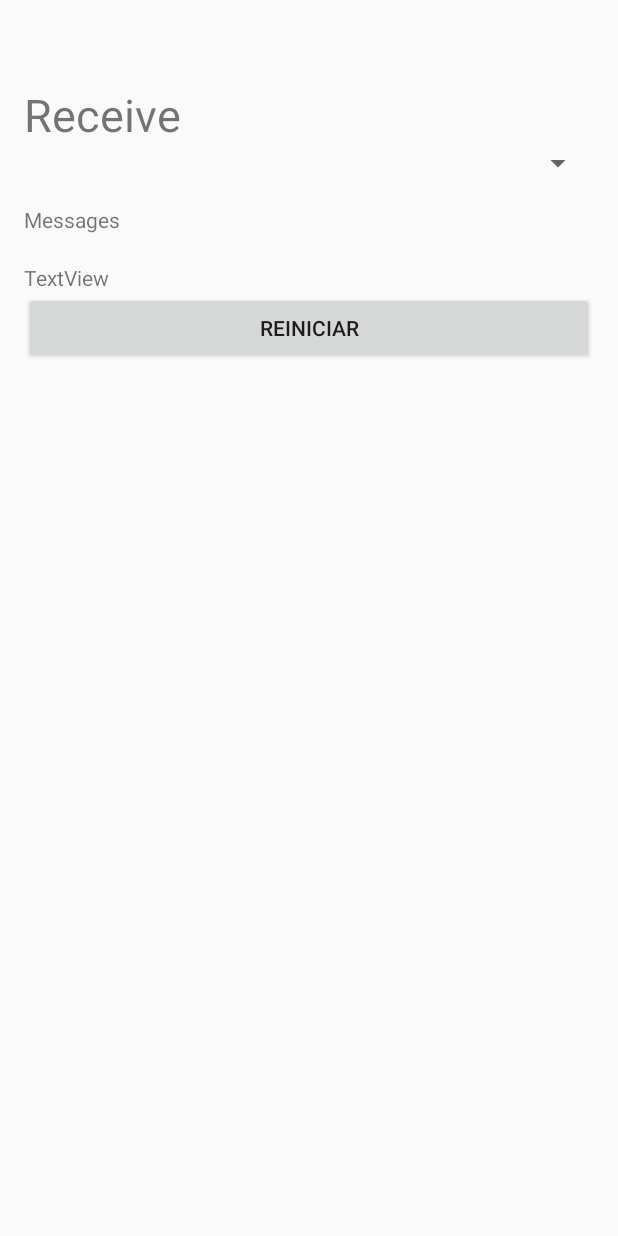
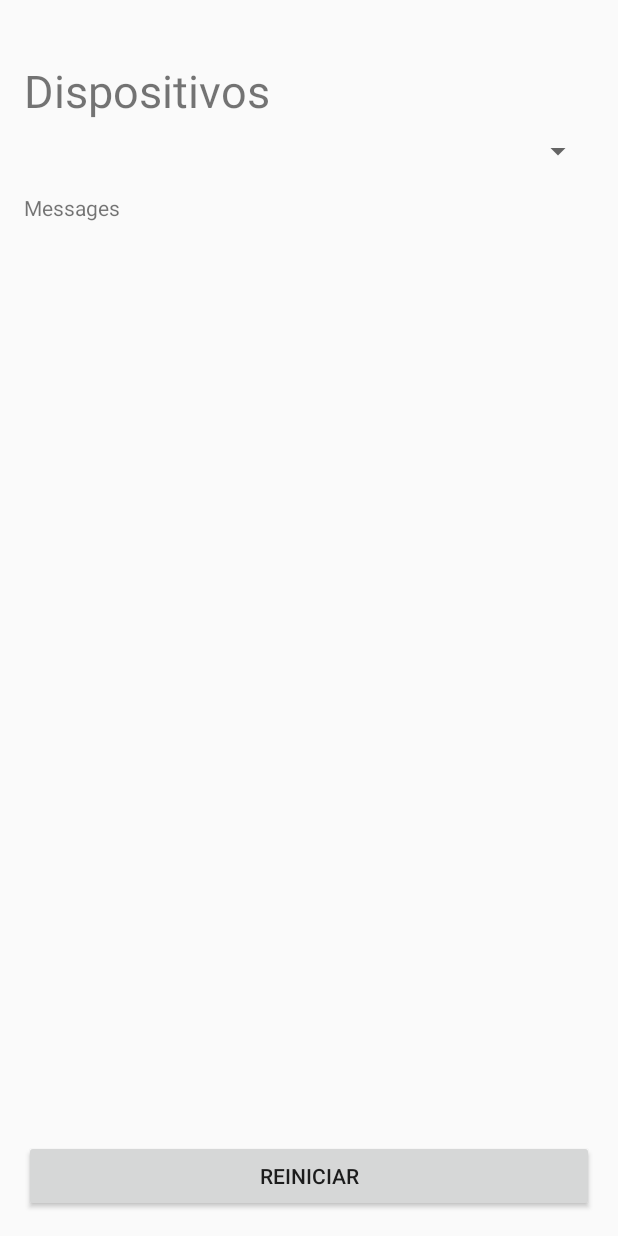
Before and after one commit to reinaldosmoraes/tcc-midi, an Android app: the screen it shows after launch (MainActivity), on a phone screen of 412 x 824 dp. Run offline under Robolectric (Android 15) with nearby library versions, the phone set to English and light mode, and no system bars; 5 statements that could not run were skipped.

Commit message:
Update layout to constraint

```diff
--- a/app/src/main/res/layout/activity_main.xml
+++ b/app/src/main/res/layout/activity_main.xml
@@ -1,6 +1,7 @@
 <?xml version="1.0" encoding="utf-8"?>
-<RelativeLayout
+<androidx.constraintlayout.widget.ConstraintLayout
     xmlns:android="http://schemas.android.com/apk/res/android"
+    xmlns:app="http://schemas.android.com/apk/res-auto"
     xmlns:tools="http://schemas.android.com/tools"
     android:id="@+id/activity_main"
     android:layout_width="match_parent"
@@ -11,64 +12,67 @@
     android:paddingTop="@dimen/activity_vertical_margin"
     tools:context="cts.android.com.nativemidisendapp.MainActivity">
 
-    <LinearLayout
-        android:orientation="vertical"
+    <Spinner
+        android:id="@+id/outputDevicesSpinner"
+        android:layout_width="0dp"
+        android:layout_height="wrap_content"
+        android:visibility="invisible"
+        app:layout_constraintEnd_toEndOf="parent"
+        app:layout_constraintStart_toStartOf="parent"
+        app:layout_constraintTop_toTopOf="parent" />
+
+    <TextView
+        android:id="@+id/textView"
         android:layout_width="match_parent"
-        android:layout_height="match_parent"
-        android:layout_alignParentTop="true"
-        android:layout_alignParentStart="true">
+        android:layout_height="wrap_content"
+        android:text="Dispositivos"
+        android:textSize="30sp"
+        app:layout_constraintEnd_toEndOf="parent"
+        app:layout_constraintStart_toStartOf="parent"
+        app:layout_constraintTop_toBottomOf="@+id/outputDevicesSpinner" />
 
     <Spinner
-            android:id="@+id/outputDevicesSpinner"
+        android:id="@+id/inputDevicesSpinner"
         android:layout_width="match_parent"
         android:layout_height="wrap_content"
-            android:visibility="invisible" />
-
-        <LinearLayout
-            android:orientation="horizontal"
-            android:layout_width="match_parent"
-            android:layout_height="wrap_content"/>
-
-        <LinearLayout
-            android:orientation="horizontal"
-            android:layout_width="match_parent"
-            android:layout_height="wrap_content"/>
+        android:layout_marginTop="8dp"
+        app:layout_constraintEnd_toEndOf="parent"
+        app:layout_constraintStart_toStartOf="parent"
+        app:layout_constraintTop_toBottomOf="@+id/textView" />
 
     <TextView
-            android:text="Receive"
+        android:id="@+id/textView2"
         android:layout_width="match_parent"
         android:layout_height="wrap_content"
-            android:textSize="30sp"
-            android:paddingTop="16dp"/>
+        android:paddingTop="16dp"
+        android:text="Messages"
+        app:layout_constraintEnd_toEndOf="parent"
+        app:layout_constraintStart_toStartOf="parent"
+        app:layout_constraintTop_toBottomOf="@+id/inputDevicesSpinner" />
 
-        <Spinner
+    <TextView
+        android:id="@+id/receiveMessageTx"
         android:layout_width="match_parent"
         android:layout_height="wrap_content"
-            android:id="@+id/inputDevicesSpinner"/>
-
-        <TextView
-            android:text="Messages"
-            android:layout_width="match_parent"
-            android:layout_height="wrap_content"
-            android:paddingTop="16dp"/>
-
-        <TextView
-            android:layout_width="match_parent"
-            android:layout_height="wrap_content"
-            android:id="@+id/receiveMessageTx"/>
+        app:layout_constraintEnd_toEndOf="parent"
+        app:layout_constraintStart_toStartOf="parent"
+        app:layout_constraintTop_toBottomOf="@+id/textView2" />
 
     <TextView
         android:id="@+id/outputMessage"
         android:layout_width="match_parent"
         android:layout_height="wrap_content"
-            android:text="TextView" />
+        app:layout_constraintEnd_toEndOf="parent"
+        app:layout_constraintStart_toStartOf="parent"
+        app:layout_constraintTop_toBottomOf="@+id/receiveMessageTx" />
 
     <Button
         android:id="@+id/clearTapsButton"
         android:layout_width="match_parent"
         android:layout_height="wrap_content"
-            android:text="Reiniciar" />
+        android:text="Reiniciar"
+        app:layout_constraintBottom_toBottomOf="parent"
+        app:layout_constraintEnd_toEndOf="parent"
+        app:layout_constraintStart_toStartOf="parent" />
 
-    </LinearLayout>
-
-</RelativeLayout>
+</androidx.constraintlayout.widget.ConstraintLayout>
```
Lines whose indentation alone changed are shown as unchanged.
